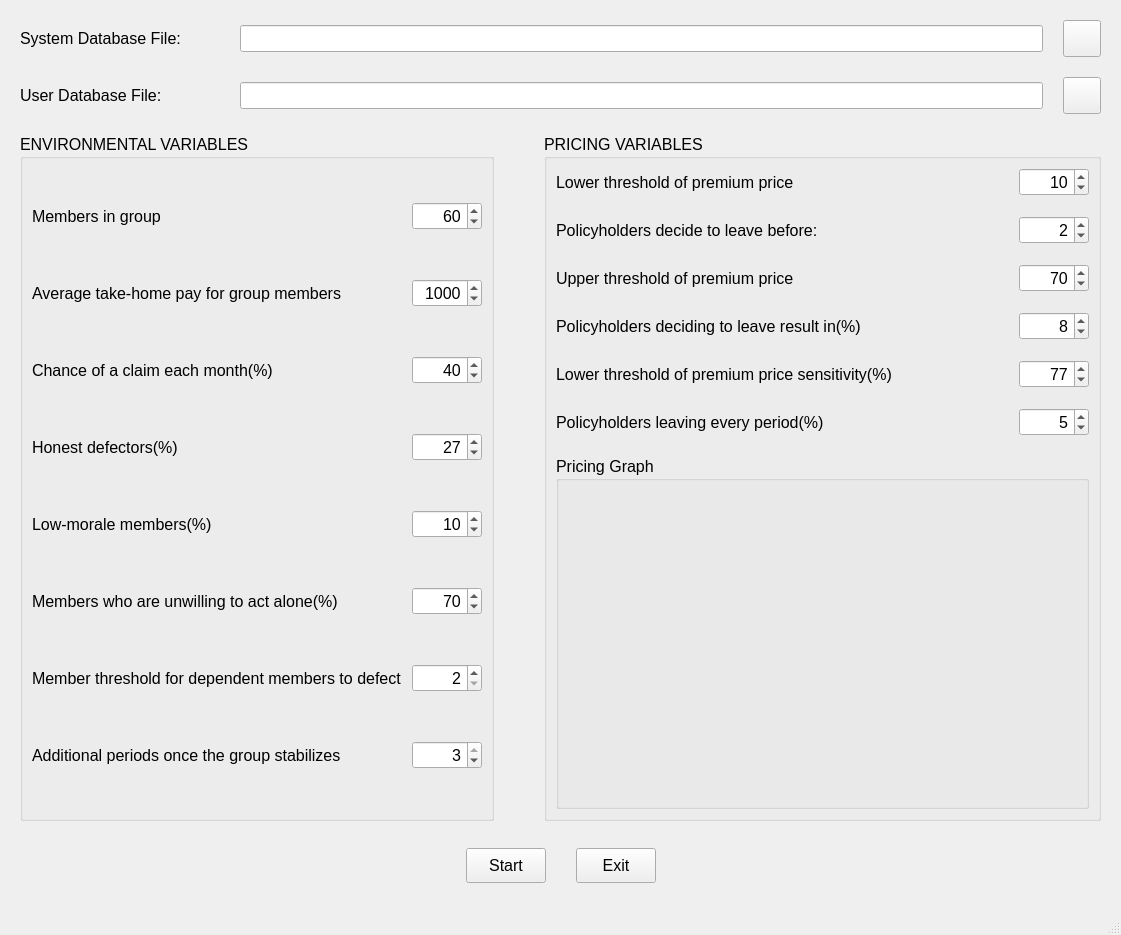
Before: the Qt Designer form ui/tps.ui in joshuad31/TandaPay-Simulation, drawn with Qt 5.
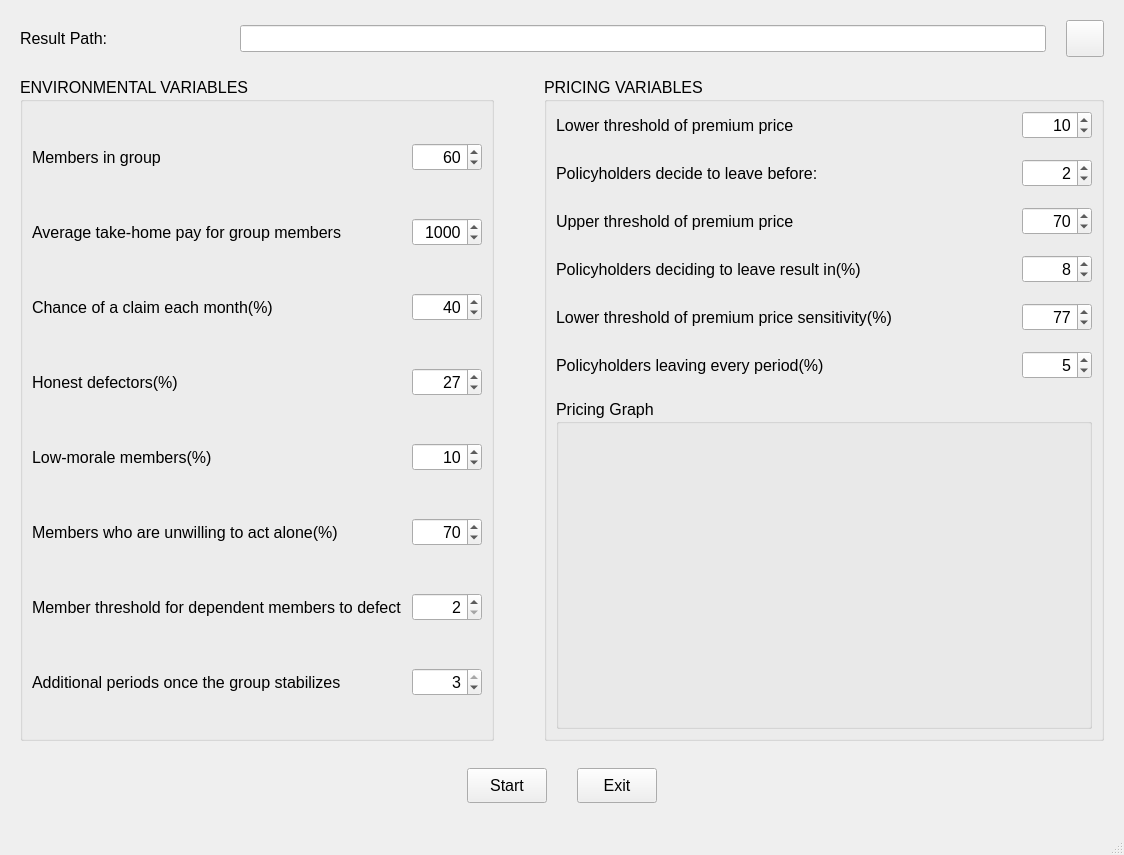
After: the same form once the commit is applied. Icons and pictures are not drawn.

Diff of the .ui file:
```diff
--- a/ui/tps.ui
+++ b/ui/tps.ui
@@ -6,8 +6,8 @@
    <rect>
     <x>0</x>
     <y>0</y>
-    <width>1121</width>
-    <height>935</height>
+    <width>1124</width>
+    <height>855</height>
    </rect>
   </property>
   <property name="font">
@@ -46,7 +46,7 @@
          </size>
         </property>
         <property name="text">
-         <string>System Database File:</string>
+         <string>Result Path:</string>
         </property>
        </widget>
       </item>
@@ -58,48 +58,7 @@
        </widget>
       </item>
       <item>
-       <widget class="QToolButton" name="btn_system_database">
-        <property name="text">
-         <string/>
-        </property>
-        <property name="icon">
-         <iconset resource="tps.qrc">
-          <normaloff>:/img/img/Open.png</normaloff>:/img/img/Open.png</iconset>
-        </property>
-        <property name="iconSize">
-         <size>
-          <width>30</width>
-          <height>30</height>
-         </size>
-        </property>
-       </widget>
-      </item>
-     </layout>
-    </item>
-    <item>
-     <layout class="QHBoxLayout" name="horizontalLayout_2">
-      <item>
-       <widget class="QLabel" name="label_2">
-        <property name="minimumSize">
-         <size>
-          <width>200</width>
-          <height>0</height>
-         </size>
-        </property>
-        <property name="text">
-         <string>User Database File:</string>
-        </property>
-       </widget>
-      </item>
-      <item>
-       <widget class="QLineEdit" name="user_database">
-        <property name="readOnly">
-         <bool>true</bool>
-        </property>
-       </widget>
-      </item>
-      <item>
-       <widget class="QToolButton" name="btn_user_database">
+       <widget class="QToolButton" name="btn_result_path">
         <property name="text">
          <string/>
         </property>
```
Left out of the diff: 2 changed lines with no effect on the pictures.
